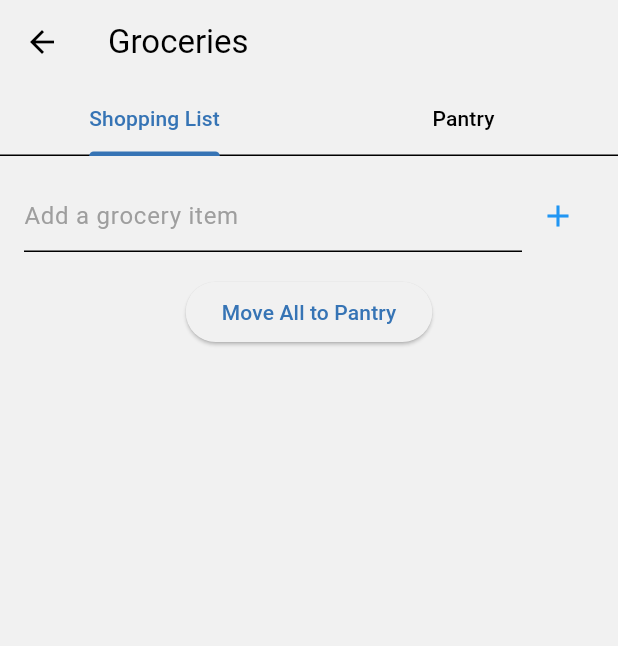
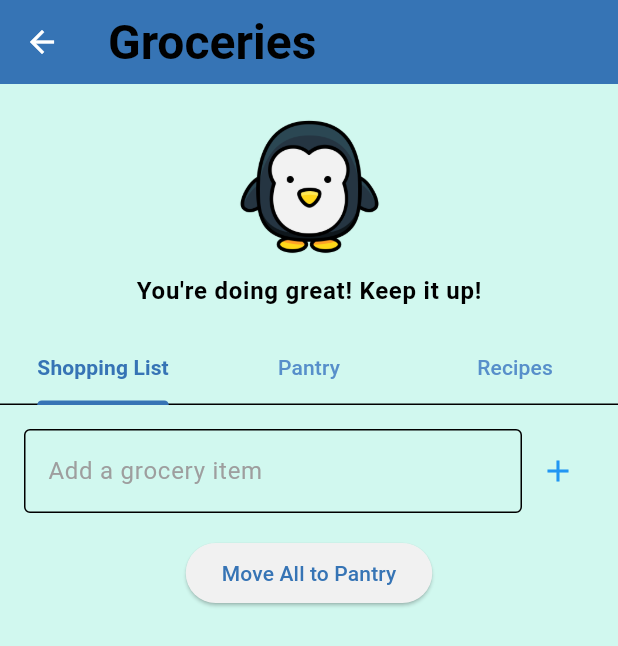
Before and after one commit to DaanJanssen12/Household_Buddy, a Flutter app: the GroceriesPage screen opened directly, on a phone screen of 412 x 824 dp. Shown: the top 646 px of the screen. Run offline on Flutter 3.47's test engine with Material 3 defaults, Android fonts, the light colour scheme and no system bars; our stand-ins replace appwrite, email_validator, google_fonts, hexcolor, shared_preferences; missing offline and left inert: dart:html; accounts and stored records are empty.

Commit message:
Start on recipes

```diff
--- a/lib/components/bottom_nav_bar.dart
+++ b/lib/components/bottom_nav_bar.dart
@@ -26,7 +26,7 @@ class BottomNavBar extends StatelessWidget {
           label: '',
         ),
         BottomNavigationBarItem(
-          icon: Icon(Icons.shopping_cart),
+          icon: Icon(Icons.food_bank),
           label: '',
         ),
         BottomNavigationBarItem(
--- a/lib/components/top_bar.dart
+++ b/lib/components/top_bar.dart
@@ -23,7 +23,7 @@ class TopBar extends StatelessWidget implements PreferredSizeWidget {
             children: [
               Icon(
                 Icons.monetization_on,
-                color: Theme.of(context).iconTheme.color, // Uses icon color from the theme
+                color: Color(0xFFFFD700), // Uses icon color from the theme
                 size: 28,
               ),
               const SizedBox(width: 5),
--- /dev/null
+++ b/lib/models/food_item.dart
@@ -0,0 +1,6 @@
+class FoodItem {
+  String name;
+  String quantity;
+
+  FoodItem({required this.name, required this.quantity});
+}
--- a/lib/screens/pages/groceries_page.dart
+++ b/lib/screens/pages/groceries_page.dart
@@ -1,11 +1,7 @@
 import 'package:flutter/material.dart';
-
-class GroceryItem {
-  String name;
-  String quantity; // For variable quantities (e.g., "500g", "3 sachets")
-
-  GroceryItem({required this.name, required this.quantity});
-}
+import 'package:household_buddy/models/food_item.dart';
+import 'package:household_buddy/models/recipe.dart';
+import 'package:household_buddy/screens/pages/recipe/recipe_tab.dart';
 
 class GroceriesPage extends StatefulWidget {
   @override
@@ -14,7 +10,7 @@ class GroceriesPage extends StatefulWidget {
 
 class _GroceriesPageState extends State<GroceriesPage> with SingleTickerProviderStateMixin {
   List<String> shoppingList = [];
-  List<GroceryItem> pantryList = [];
+  List<FoodItem> pantryList = [];
   TextEditingController itemController = TextEditingController();
   TextEditingController quantityController = TextEditingController();
 
@@ -24,8 +20,8 @@ class _GroceriesPageState extends State<GroceriesPage> with SingleTickerProvider
   @override
   void initState() {
     super.initState();
-    // Initialize TabController with 2 tabs
-    _tabController = TabController(length: 2, vsync: this);
+    // Initialize TabController with 3 tabs
+    _tabController = TabController(length: 3, vsync: this);
   }
 
   void _addItemToShoppingList() {
@@ -38,7 +34,6 @@ class _GroceriesPageState extends State<GroceriesPage> with SingleTickerProvider
   }
 
   void _moveToPantry(int index) {
-    // Prompt for quantity input when moving to the pantry
     showDialog(
       context: context,
       builder: (BuildContext context) {
@@ -53,7 +48,7 @@ class _GroceriesPageState extends State<GroceriesPage> with SingleTickerProvider
               onPressed: () {
                 if (quantityController.text.isNotEmpty) {
                   setState(() {
-                    pantryList.add(GroceryItem(name: shoppingList[index], quantity: quantityController.text));
+                    pantryList.add(FoodItem(name: shoppingList[index], quantity: quantityController.text));
                     shoppingList.removeAt(index);
                     quantityController.clear();
                   });
@@ -101,13 +96,12 @@ class _GroceriesPageState extends State<GroceriesPage> with SingleTickerProvider
   void _addAllToPantry() {
     setState(() {
       for (var item in shoppingList) {
-        pantryList.add(GroceryItem(name: item, quantity: "1 unit"));
+        pantryList.add(FoodItem(name: item, quantity: "1 unit"));
       }
       shoppingList.clear();
     });
   }
 
-  // Function to add items directly to the pantry
   void _addItemToPantry() {
     if (itemController.text.isNotEmpty) {
       showDialog(
@@ -124,7 +118,7 @@ class _GroceriesPageState extends State<GroceriesPage> with SingleTickerProvider
                 onPressed: () {
                   if (quantityController.text.isNotEmpty) {
                     setState(() {
-                      pantryList.add(GroceryItem(name: itemController.text, quantity: quantityController.text));
+                      pantryList.add(FoodItem(name: itemController.text, quantity: quantityController.text));
                       itemController.clear();
                       quantityController.clear();
                     });
@@ -156,16 +150,37 @@ class _GroceriesPageState extends State<GroceriesPage> with SingleTickerProvider
   Widget build(BuildContext context) {
     return Scaffold(
       appBar: AppBar(
-        title: Text("Groceries"),
-        bottom: TabBar(
+        title: Text("Groceries",
+            style: Theme.of(context).textTheme.headlineLarge?.copyWith(
+                  fontWeight: FontWeight.bold,
+                )),
+      ),
+      body: Column(
+        children: [
+          Padding(
+            padding: const EdgeInsets.all(16.0),
+            child: Column(
+              children: [
+                Image.asset("assets/Images/buddy1.png", height: 100),
+                SizedBox(height: 10),
+                Text("You're doing great! Keep it up!",
+                    style:
+                        Theme.of(context).textTheme.bodyLarge?.copyWith(
+                              fontWeight: FontWeight.bold,
+                            )),
+              ],
+            ),
+          ),
+          TabBar(
             controller: _tabController,
             tabs: [
               Tab(text: "Shopping List"),
               Tab(text: "Pantry"),
+              Tab(text: "Recipes"), // Add new tab for Recipes
             ],
           ),
-      ),
-      body: TabBarView(
+          Expanded(
+            child: TabBarView(
               controller: _tabController,
               children: [
                 // Shopping List Tab
@@ -264,6 +279,11 @@ class _GroceriesPageState extends State<GroceriesPage> with SingleTickerProvider
                     ),
                   ],
                 ),
+                // Recipes Tab
+                RecipesPage(), // Use the RecipeTab widget here
+              ],
+            ),
+          ),
         ],
       ),
     );
--- a/lib/screens/pages/household_tasks_page.dart
+++ b/lib/screens/pages/household_tasks_page.dart
@@ -211,13 +211,12 @@ class _HouseholdTasksPageState extends State<HouseholdTasksPage>
                           children: [
                             if (!task.isCompleted)
                               IconButton(
-                                icon: Icon(Icons.check_circle,
-                                    color: Colors.green),
+                                icon: Icon(Icons.check_circle),
                                 onPressed: () =>
                                     _completeTask(tasks.indexOf(task)),
                               ),
                             IconButton(
-                              icon: Icon(Icons.delete, color: Colors.red),
+                              icon: Icon(Icons.delete),
                               onPressed: () => _removeTask(tasks.indexOf(task)),
                             ),
                           ],
--- a/lib/themes/app_theme.dart
+++ b/lib/themes/app_theme.dart
@@ -7,26 +7,58 @@ class AppTheme {
       primary: Color(0xFF3674B5), // Primary: #3674B5
       secondary: Color(0xFF578FCA), // Secondary: #578FCA
       tertiary: Color(0xFFA1E3F9), // Tertiary: #A1E3F9
-      background: Color(0xFFFFFFFF), // Background color
-      surface: Color(0xFFF1F1F1), // Surface color for cards and containers
-      onBackground: Colors.black, // Text color for background
+      background: Color(0xFFD1F8EF), // Complementary background color: #D1F8EF
+      surface: Color(0xFFF1F1F1), // Light surface color for cards and containers
+      onBackground: Colors.black, // Text color on background
       onSurface: Colors.black, // Text color for surfaces (cards, buttons)
+      onPrimary: Colors.white, // Text color on primary buttons/headers
+      onSecondary: Colors.white, // Text color on secondary buttons/headers
     ),
     textTheme: TextTheme(
       bodyLarge: TextStyle(color: Colors.black), // Default text color
-      headlineMedium: TextStyle(color: Colors.black), // For titles and headers
+      headlineMedium: TextStyle(color: Color(0xFF3674B5), fontWeight: FontWeight.bold), // Headline with primary color
+      bodyMedium: TextStyle(color: Colors.black), // Text for regular content
+      headlineLarge: TextStyle(color: Colors.black), // Large headlines (like for titles)
     ),
     inputDecorationTheme: InputDecorationTheme(
-      labelStyle: TextStyle(color: Colors.black), // Make labels visible
+      labelStyle: TextStyle(color: Color(0xFF578FCA)), // Use secondary color for labels
       hintStyle: TextStyle(color: Colors.grey), // For input hint text
+      border: OutlineInputBorder(
+        borderSide: BorderSide(color: Color(0xFF578FCA), width: 2), // Border with secondary color
+      ),
     ),
-    iconTheme: IconThemeData(color: Colors.black), // Icons in light mode
+    iconTheme: IconThemeData(color: Color(0xFF578FCA)), // Icons in secondary color
     buttonTheme: ButtonThemeData(
-      buttonColor: Color(0xFF3674B5), // Button color
+      buttonColor: Color(0xFF3674B5), // Primary button color
       textTheme: ButtonTextTheme.primary,
     ),
     floatingActionButtonTheme: FloatingActionButtonThemeData(
-      backgroundColor: Color(0xFF3674B5),
+      backgroundColor: Color(0xFF578FCA), // FAB with secondary color
+    ),
+    appBarTheme: AppBarTheme(
+      backgroundColor: Color(0xFF3674B5), // AppBar with primary color
+      foregroundColor: Colors.white, // AppBar text color
+      elevation: 4,
+    ),
+    cardTheme: CardTheme(
+      color: Color(0xFFF1F1F1), // Card background using surface color
+      elevation: 4,
+      margin: EdgeInsets.all(8),
+    ),
+    scaffoldBackgroundColor: Color(0xFFD1F8EF), // Set background to complementary color
+    snackBarTheme: SnackBarThemeData(
+      backgroundColor: Color(0xFF3674B5), // Use primary color for SnackBars
+      contentTextStyle: TextStyle(color: Colors.white),
+    ),
+    tabBarTheme: TabBarTheme(
+      labelColor: Color(0xFF3674B5), // Tab label color
+      unselectedLabelColor: Color(0xFF578FCA), // Unselected tab label color
+      indicatorColor: Color(0xFF3674B5), // Tab indicator color
+      labelStyle: TextStyle(fontWeight: FontWeight.bold), // Bold label for selected tab
+    ),
+    bottomNavigationBarTheme: BottomNavigationBarThemeData(
+      selectedItemColor: Color(0xFF3674B5), // Selected tab
+      unselectedItemColor: Color(0xFF578FCA), // Unselected tab
     ),
   );
 
@@ -38,24 +70,55 @@ class AppTheme {
       tertiary: Color(0xFFA1E3F9), // Tertiary: #A1E3F9
       background: Color(0xFF121212), // Dark background color
       surface: Color(0xFF1E1E1E), // Surface color for cards and containers
-      onBackground: Colors.white, // Text color for background
+      onBackground: Colors.white, // Text color on background
       onSurface: Colors.white, // Text color for surfaces (cards, buttons)
+      onPrimary: Colors.white, // Text color on primary buttons/headers
+      onSecondary: Colors.white, // Text color on secondary buttons/headers
     ),
     textTheme: TextTheme(
       bodyLarge: TextStyle(color: Colors.white), // Default text color in dark mode
-      headlineMedium: TextStyle(color: Colors.white), // For titles and headers
+      headlineMedium: TextStyle(color: Color(0xFF3674B5), fontWeight: FontWeight.bold), // Headline with primary color
+      bodyMedium: TextStyle(color: Colors.white), // Text for regular content
+      headlineLarge: TextStyle(color: Colors.white), // Large headlines (like for titles)
     ),
     inputDecorationTheme: InputDecorationTheme(
-      labelStyle: TextStyle(color: Colors.white), // Make labels visible
+      labelStyle: TextStyle(color: Color(0xFF578FCA)), // Use secondary color for labels
       hintStyle: TextStyle(color: Colors.grey), // For input hint text
+      border: OutlineInputBorder(
+        borderSide: BorderSide(color: Color(0xFF578FCA), width: 2), // Border with secondary color
+      ),
     ),
-    iconTheme: IconThemeData(color: Colors.white), // Icons in dark mode
+    iconTheme: IconThemeData(color: Color(0xFF578FCA)), // Icons in secondary color
     buttonTheme: ButtonThemeData(
-      buttonColor: Color(0xFF3674B5), // Button color for dark mode
+      buttonColor: Color(0xFF3674B5), // Primary button color
       textTheme: ButtonTextTheme.primary,
     ),
     floatingActionButtonTheme: FloatingActionButtonThemeData(
-      backgroundColor: Color(0xFF3674B5),
+      backgroundColor: Color(0xFF578FCA), // FAB with secondary color
+    ),
+    appBarTheme: AppBarTheme(
+      backgroundColor: Color(0xFF3674B5), // AppBar with primary color
+      foregroundColor: Colors.white, // AppBar text color
+      elevation: 4,
+    ),
+    cardTheme: CardTheme(
+      color: Color(0xFF2B2B2B), // Darker card background in dark mode
+      elevation: 4,
+      margin: EdgeInsets.all(8),
+    ),
+    scaffoldBackgroundColor: Color(0xFF121212), // Dark background color
+    snackBarTheme: SnackBarThemeData(
+      backgroundColor: Color(0xFF3674B5), // Use primary color for SnackBars
+      contentTextStyle: TextStyle(color: Colors.white),
+    ),
+    tabBarTheme: TabBarTheme(
+      labelColor: Color(0xFF3674B5), // Tab label color
+      unselectedLabelColor: Color(0xFF578FCA), // Unselected tab label color
+      indicatorColor: Color(0xFF3674B5), // Tab indicator color
+    ),
+    bottomNavigationBarTheme: BottomNavigationBarThemeData(
+      selectedItemColor: Color(0xFF3674B5), // Selected tab
+      unselectedItemColor: Color(0xFF578FCA), // Unselected tab
     ),
   );
 }
```
Also changed, not shown: lib/models/recipe.dart (added, +15 -0 lines), lib/screens/pages/recipe/create_recipe.dart (added, +91 -0 lines), lib/screens/pages/recipe/recipe_details.dart (added, +42 -0 lines), lib/screens/pages/recipe/recipe_tab.dart (added, +57 -0 lines). Lines whose indentation alone changed are shown as unchanged.
